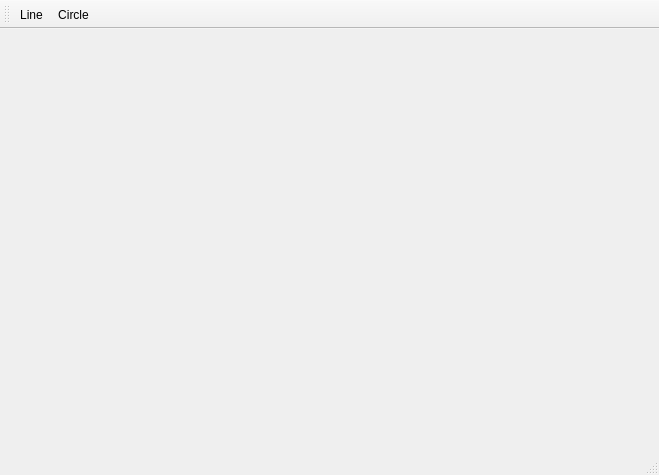
Qt form Qt/Canvas/Canvas.ui (afester/CodeSamples) before a commit.
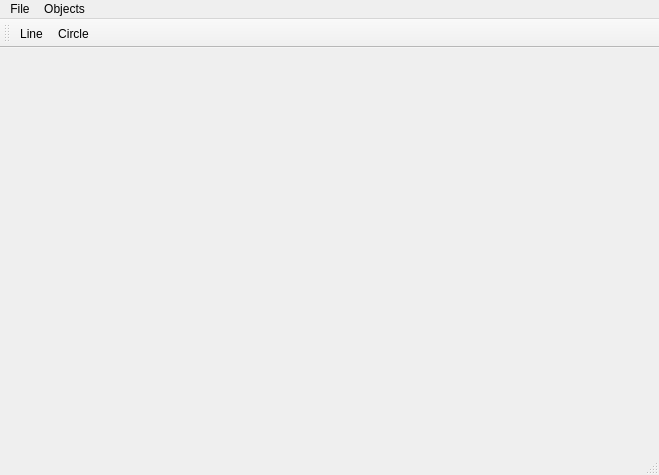
The same form after that commit.

Commit message: Added printing example to Qt canvas example

The edit to the form file:
```diff
--- a/Qt/Canvas/Canvas.ui
+++ b/Qt/Canvas/Canvas.ui
@@ -25,6 +25,22 @@
      <height>21</height>
     </rect>
    </property>
+   <widget class="QMenu" name="menuFile">
+    <property name="title">
+     <string>File</string>
+    </property>
+    <addaction name="actionPrint"/>
+   </widget>
+   <widget class="QMenu" name="menuObjects">
+    <property name="title">
+     <string>Objects</string>
+    </property>
+    <addaction name="actionLine2"/>
+    <addaction name="actionCircle2"/>
+    <addaction name="actionRectangle2"/>
+   </widget>
+   <addaction name="menuFile"/>
+   <addaction name="menuObjects"/>
   </widget>
   <widget class="QStatusBar" name="statusbar"/>
   <widget class="QToolBar" name="toolBar">
```
Left out of the diff: 20 changed lines with no effect on the pictures. The commit also changes 5 other files.
